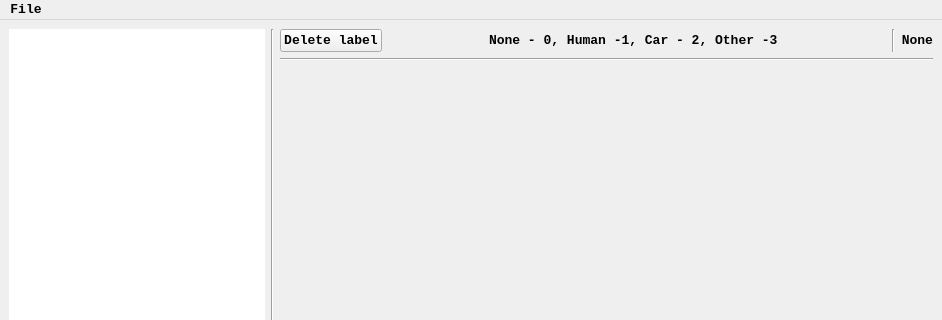
This is ui/main_window.ui in Garik-Mk/boo-anot as Qt 5 draws it before an edit; both pictures show x 0 to 942 and y 0 to 320 of the 942 by 600 pixel window. The edited form follows.
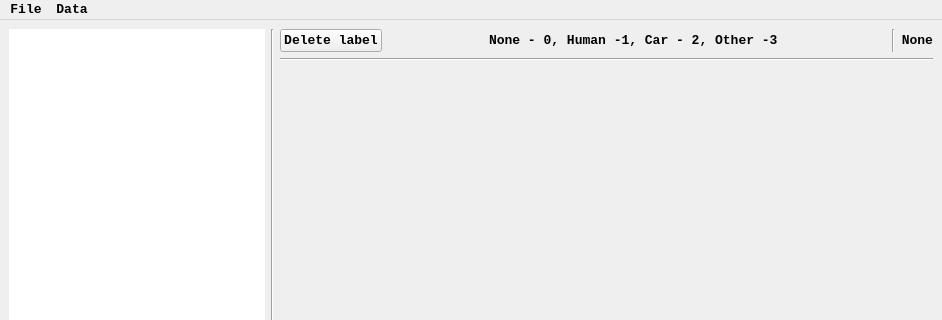
This is the edited form.

Commit message: Added function to move images to labels folder

Diff of the .ui file:
```diff
--- a/ui/main_window.ui
+++ b/ui/main_window.ui
@@ -178,8 +178,16 @@
     </property>
     <addaction name="actionOpen_Data_Folder"/>
     <addaction name="actionOpen_Label_Folder"/>
+    <addaction name="actionSame_Data_and_Label_Folder"/>
+   </widget>
+   <widget class="QMenu" name="menuData">
+    <property name="title">
+     <string>Data</string>
+    </property>
+    <addaction name="actionMove_images_to_labels"/>
    </widget>
    <addaction name="menuFile"/>
+   <addaction name="menuData"/>
   </widget>
   <action name="actionOpen_Folder">
    <property name="text">
```
Left out of the diff: 13 changed lines with no effect on the pictures. The commit also changes 2 other files.
